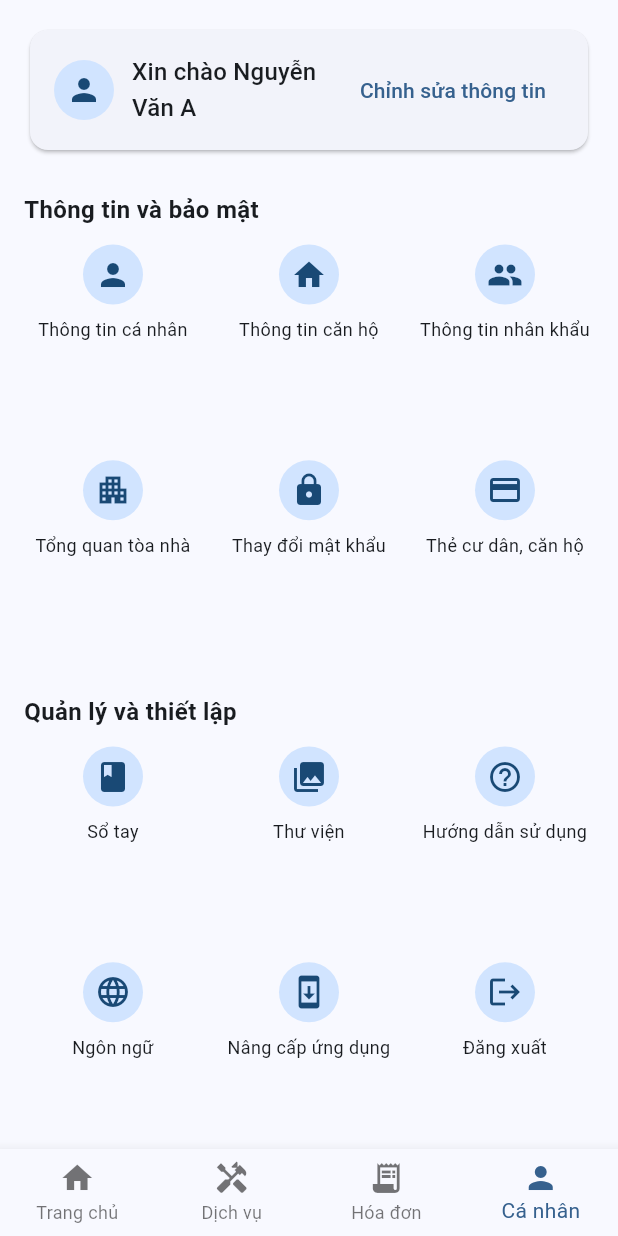
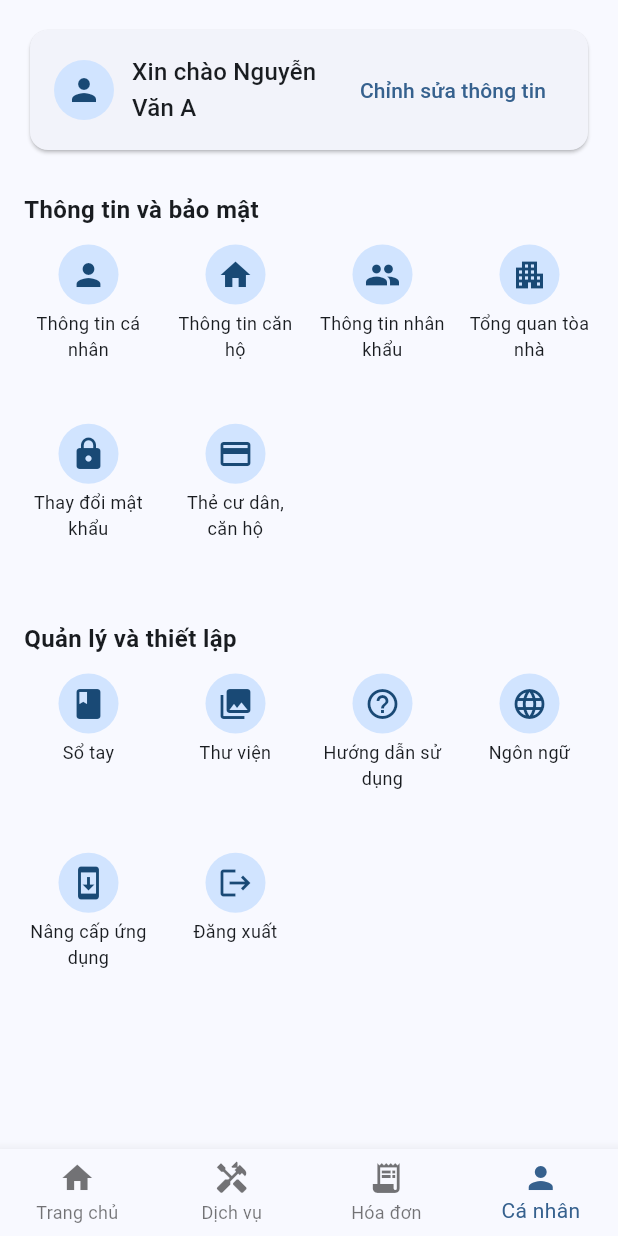
Before and after one commit to ryoukaip/skyline-tower-demo, a Flutter app: the MainLayout screen opened directly, item 4 of the bottom bar chosen, on a phone screen of 412 x 824 dp. Run offline on Flutter 3.47's test engine with Material 3 defaults, Android fonts, the phone set to English and light mode, and no system bars; our stand-ins replace marquee.

Commit message:
Update selection grid

```diff
--- a/lib/components/selection_grid.dart
+++ b/lib/components/selection_grid.dart
@@ -26,19 +26,43 @@ class SelectionGrid extends StatelessWidget {
       ),
       itemBuilder: (_, idx) {
         final item = items[idx];
+        // return InkWell(
+        //   onTap: () => onItemTap?.call(item),
+        //   borderRadius: BorderRadius.circular(8),
+        //   child: Center(
+        //     child: Column(
+        //       mainAxisSize: MainAxisSize.min,
+        //       children: [
+        //         CircleAvatar(child: Icon(item['icon'])),
+        //         const SizedBox(height: 4),
+        //         Text(
+        //           item['label'],
+        //           textAlign: TextAlign.center,
+        //           style: const TextStyle(fontSize: 12),
+        //         ),
+        //       ],
+        //     ),
+        //   ),
+        // );
         return InkWell(
           onTap: () => onItemTap?.call(item),
           borderRadius: BorderRadius.circular(8),
-          child: Center(
+          child: SizedBox(
+            height: 100, // Set a fixed height for your grid item
             child: Column(
-              mainAxisSize: MainAxisSize.min,
+              mainAxisAlignment: MainAxisAlignment.start, // Align to top
               children: [
                 CircleAvatar(child: Icon(item['icon'])),
                 const SizedBox(height: 4),
-                Text(
-                  item['label'],
-                  textAlign: TextAlign.center,
-                  style: const TextStyle(fontSize: 12),
+                Expanded(
+                  child: Text(
+                    item['label'],
+                    textAlign: TextAlign.center,
+                    style: const TextStyle(fontSize: 12),
+                    overflow:
+                        TextOverflow.ellipsis, // Optional: or use maxLines
+                    maxLines: 2, // Limit lines if you want
+                  ),
                 ),
               ],
             ),
--- a/lib/screens/personal_screen.dart
+++ b/lib/screens/personal_screen.dart
@@ -10,6 +10,7 @@
 // }
 
 import 'package:flutter/material.dart';
+import 'package:skyline_tower2/components/selection_grid.dart';
 
 class PersonalScreen extends StatelessWidget {
   const PersonalScreen({super.key});
@@ -76,72 +77,14 @@ class PersonalScreen extends StatelessWidget {
               style: TextStyle(fontSize: 16, fontWeight: FontWeight.bold),
             ),
             const SizedBox(height: 12),
-            GridView.builder(
-              shrinkWrap: true,
-              physics: const NeverScrollableScrollPhysics(),
-              itemCount: personalInfoItems.length,
-              gridDelegate: const SliverGridDelegateWithFixedCrossAxisCount(
-                crossAxisCount: 3,
-                crossAxisSpacing: 12,
-                mainAxisSpacing: 12,
-                childAspectRatio: 0.9,
-              ),
-              itemBuilder: (_, idx) {
-                final item = personalInfoItems[idx];
-                return InkWell(
-                  onTap: () {},
-                  borderRadius: BorderRadius.circular(8),
-                  child: Column(
-                    mainAxisSize: MainAxisSize.min,
-                    children: [
-                      CircleAvatar(child: Icon(item['icon'])),
-                      const SizedBox(height: 8),
-                      Text(
-                        item['label'],
-                        textAlign: TextAlign.center,
-                        style: const TextStyle(fontSize: 12),
-                      ),
-                    ],
-                  ),
-                );
-              },
-            ),
+            SelectionGrid(items: personalInfoItems, crossAxisCount: 4,),
             const SizedBox(height: 24),
             const Text(
               'Quản lý và thiết lập',
               style: TextStyle(fontSize: 16, fontWeight: FontWeight.bold),
             ),
             const SizedBox(height: 12),
-            GridView.builder(
-              shrinkWrap: true,
-              physics: const NeverScrollableScrollPhysics(),
-              itemCount: settingsItems.length,
-              gridDelegate: const SliverGridDelegateWithFixedCrossAxisCount(
-                crossAxisCount: 3,
-                crossAxisSpacing: 12,
-                mainAxisSpacing: 12,
-                childAspectRatio: 0.9,
-              ),
-              itemBuilder: (_, idx) {
-                final item = settingsItems[idx];
-                return InkWell(
-                  onTap: () {},
-                  borderRadius: BorderRadius.circular(8),
-                  child: Column(
-                    mainAxisSize: MainAxisSize.min,
-                    children: [
-                      CircleAvatar(child: Icon(item['icon'])),
-                      const SizedBox(height: 8),
-                      Text(
-                        item['label'],
-                        textAlign: TextAlign.center,
-                        style: const TextStyle(fontSize: 12),
-                      ),
-                    ],
-                  ),
-                );
-              },
-            ),
+            SelectionGrid(items: settingsItems, crossAxisCount: 4,)
           ],
         ),
       ),
--- a/lib/screens/services_screen.dart
+++ b/lib/screens/services_screen.dart
@@ -29,8 +29,8 @@ class ServicesScreen extends StatelessWidget {
       {'icon': Icons.water_drop, 'label': 'Phí nước'},
       {'icon': Icons.flash_on, 'label': 'Phí điện'},
       {'icon': Icons.directions_bike, 'label': 'Phương tiện'},
-      {'icon': Icons.swap_horiz, 'label': 'Đăng ký chuyển đồ'},
-      {'icon': Icons.build, 'label': 'Đăng ký sửa chữa'},
+      {'icon': Icons.swap_horiz, 'label': 'Chuyển đồ'},
+      {'icon': Icons.build, 'label': 'Sửa chữa'},
       {'icon': Icons.event_available, 'label': 'Đặt tiện ích'},
       {'icon': Icons.credit_card, 'label': 'Đăng ký thẻ'},
     ];
@@ -74,7 +74,7 @@ class ServicesScreen extends StatelessWidget {
             SelectionGrid(items: allServices),
 
             sectionTitle('Tin tức'),
-            SelectionGrid(items: newsItems, crossAxisCount: 3),
+            SelectionGrid(items: newsItems, crossAxisCount: 4),
           ],
         ),
       ),
```
